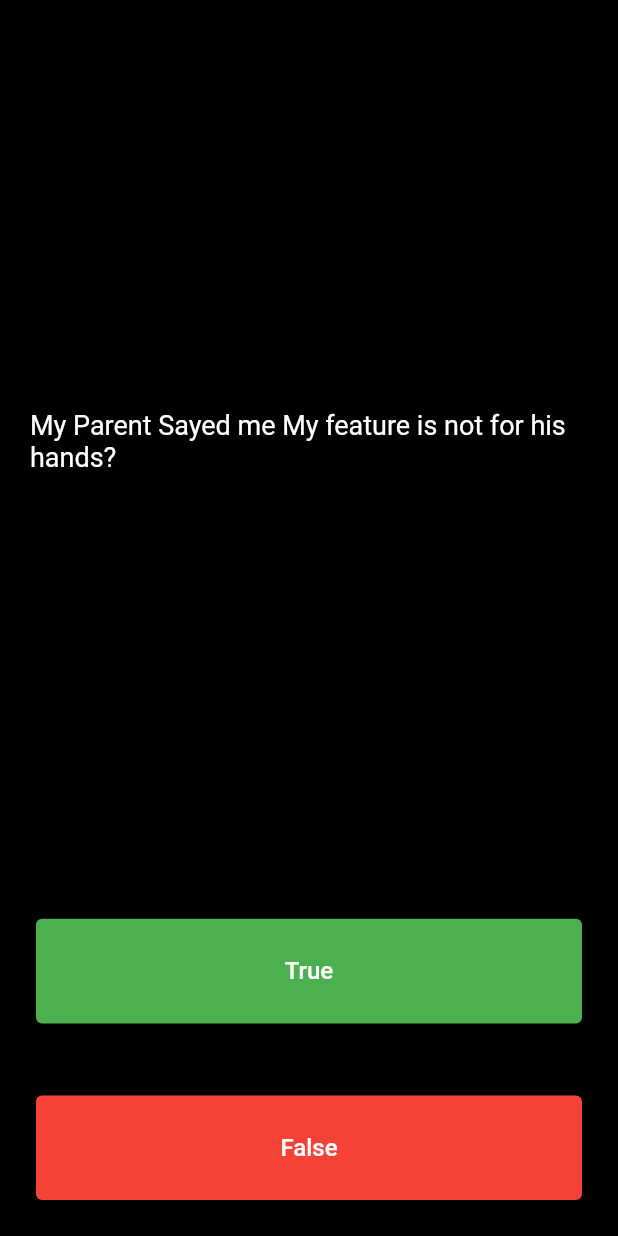
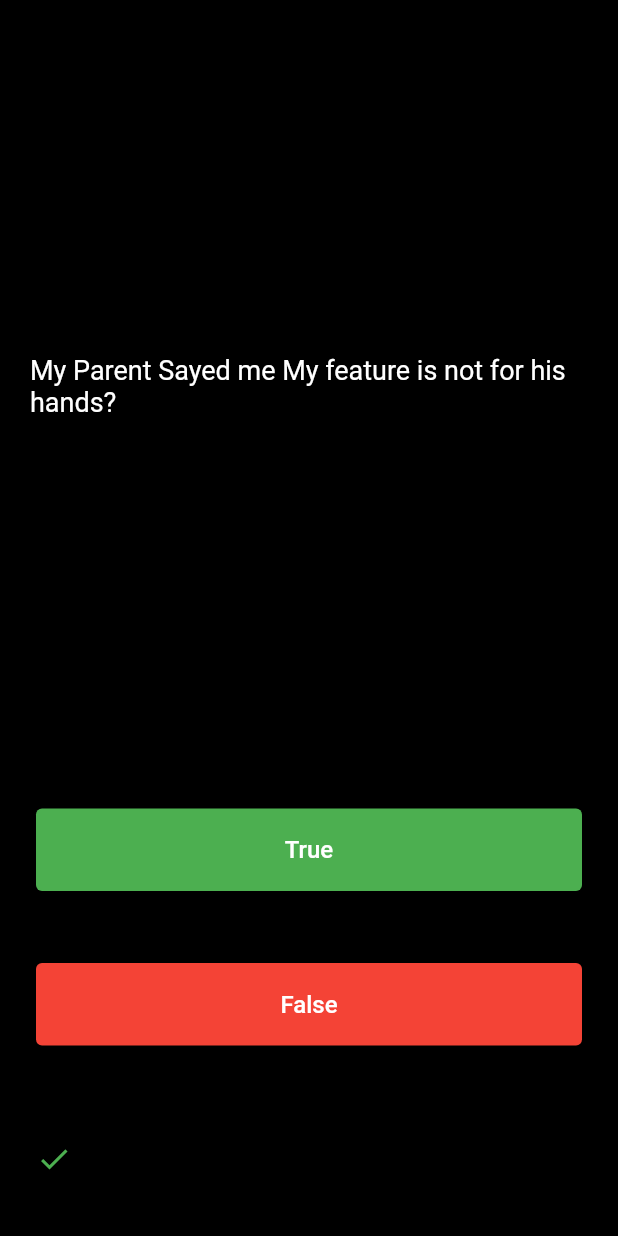
Before and after one commit to AliAltiyev/QuizAppFlutter, a Flutter app: the screen it shows after launch, after a tap on "True", on a phone screen of 412 x 824 dp. Run offline on Flutter 3.47's test engine with Material 2 defaults, Android fonts, the phone set to English and light mode, and no system bars.

Commit message:
Formatting code

```diff
--- a/lib/main.dart
+++ b/lib/main.dart
@@ -11,6 +11,7 @@ class MyApp extends StatelessWidget {
   @override
   Widget build(BuildContext context) {
     return MaterialApp(
+      debugShowCheckedModeBanner: false,
       title: 'Flutter Demo',
       theme: ThemeData(
         primarySwatch: Colors.blue,
--- a/lib/pages/quiz_page.dart
+++ b/lib/pages/quiz_page.dart
@@ -1,8 +1,5 @@
 import 'package:flutter/material.dart';
 import 'package:quiz_app_flutter/widgets/question_widget.dart';
-import 'package:quiz_app_flutter/widgets/true_button_widget.dart';
-
-import '../widgets/false_button_widget.dart';
 
 class QuizPage extends StatefulWidget {
   const QuizPage({super.key});
@@ -12,16 +9,70 @@ class QuizPage extends StatefulWidget {
 }
 
 class _QuizPageState extends State<QuizPage> {
+  late List<Widget> answers;
+
+  @override
+  void initState() {
+    super.initState();
+    answers = [];
+    setState(() {});
+  }
+
   @override
   Widget build(BuildContext context) {
     return Scaffold(
-      backgroundColor: Colors.black,
+        backgroundColor: Colors.black,
         body: SafeArea(
           child: Column(
             mainAxisAlignment: MainAxisAlignment.center,
             crossAxisAlignment: CrossAxisAlignment.stretch,
-            children: const [QuestionWidget(), TrueButton(), FalseButton()],
+            children: [
+              const QuestionWidget(),
+              _answerButton('True', 1),
+              _answerButton('False', 2),
+              Expanded(
+                child: Padding(
+                  padding: const EdgeInsets.all(24.0),
+                  child: Row(
+                    children: answers,
+                  ),
+                ),
+              )
+            ],
           ),
         ));
   }
+
+  Widget _answerButton(String text, int choice) {
+    return Expanded(
+      flex: 1,
+      child: Padding(
+        padding: const EdgeInsets.all(24),
+        child: ElevatedButton(
+            style: ButtonStyle(
+                backgroundColor: (choice == 1)
+                    ? MaterialStatePropertyAll(Colors.green)
+                    : MaterialStatePropertyAll(Colors.red)),
+            onPressed: () {
+              setState(() {
+                (choice == 1)
+                    ? answers.add(const Icon(
+                        Icons.check,
+                        size: 24,
+                        color: Colors.green,
+                      ))
+                    : answers.add(const Icon(
+                        Icons.face,
+                        color: Colors.red,
+                        size: 24,
+                      ));
+              });
+            },
+            child: Text(
+              text,
+              style: const TextStyle(fontSize: 16, color: Colors.white),
+            )),
+      ),
+    );
+  }
 }
--- a/lib/widgets/false_button_widget.dart
+++ b/lib/widgets/false_button_widget.dart
@@ -1,7 +1,9 @@
 import 'package:flutter/material.dart';
 
 class FalseButton extends StatefulWidget {
-  const FalseButton({Key? key}) : super(key: key);
+  List<Widget> answers = [];
+
+  FalseButton({Key? key, required this.answers}) : super(key: key);
 
   @override
   State<FalseButton> createState() => _FalseButtonState();
@@ -15,9 +17,17 @@ class _FalseButtonState extends State<FalseButton> {
       child: Padding(
         padding: const EdgeInsets.all(24.0),
         child: ElevatedButton(
-            style: ButtonStyle(
+            style: const ButtonStyle(
                 backgroundColor: MaterialStatePropertyAll(Colors.red)),
-            onPressed: () {},
+            onPressed: () {
+              setState(() {
+                widget.answers.add(const Icon(
+                  Icons.ac_unit,
+                  size: 18,
+                  color: Colors.red,
+                ));
+              });
+            },
             child: const Text(
               'False',
               style: TextStyle(fontSize: 16, color: Colors.white),
--- a/lib/widgets/true_button_widget.dart
+++ b/lib/widgets/true_button_widget.dart
@@ -1,7 +1,9 @@
 import 'package:flutter/material.dart';
 
 class TrueButton extends StatefulWidget {
-  const TrueButton({Key? key}) : super(key: key);
+  List<Widget> answers = [];
+
+  TrueButton({Key? key, required this.answers}) : super(key: key);
 
   @override
   State<TrueButton> createState() => _TrueButtonState();
@@ -10,19 +12,6 @@ class TrueButton extends StatefulWidget {
 class _TrueButtonState extends State<TrueButton> {
   @override
   Widget build(BuildContext context) {
-    return Expanded(
-      flex: 1,
-      child: Padding(
-        padding: const EdgeInsets.all(24),
-        child: ElevatedButton(
-            style: const ButtonStyle(
-                backgroundColor: MaterialStatePropertyAll(Colors.green)),
-            onPressed: () {},
-            child: const Text(
-              'True',
-              style: TextStyle(fontSize: 16, color: Colors.white),
-            )),
-      ),
-    );
+    return Placeholder();
   }
 }
```
